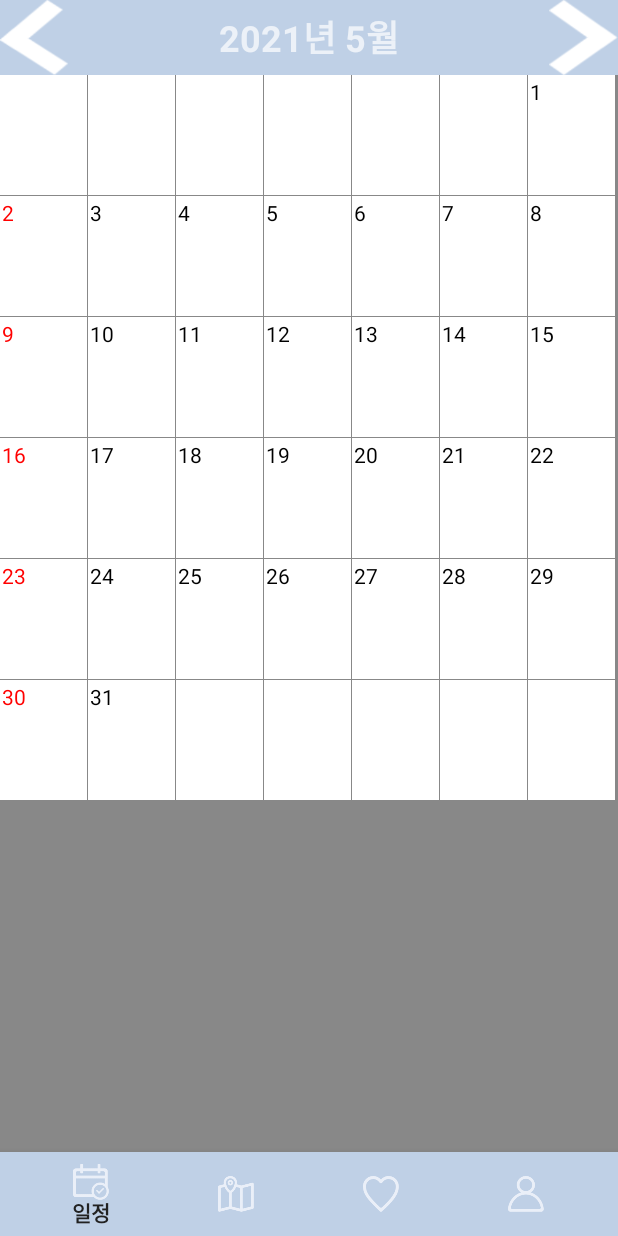
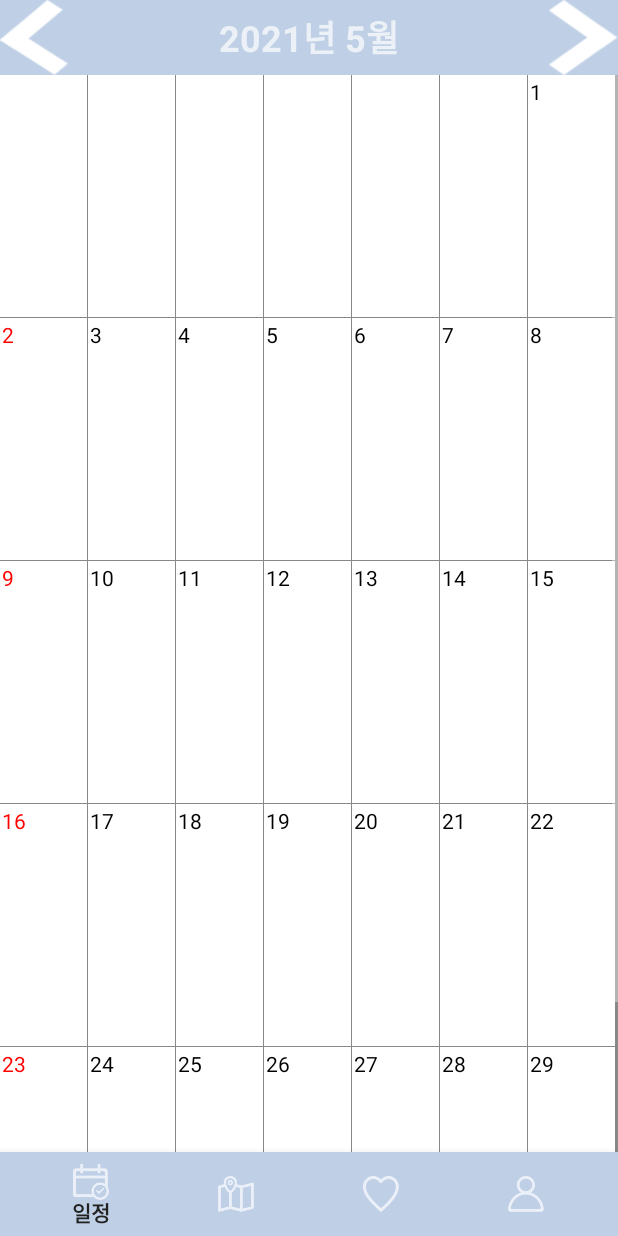
Before and after one commit to s97191809/intentexam, an Android app: the FragmentPage1 screen opened directly, with no data from a screen before it, on a phone screen of 412 x 824 dp. Run offline under Robolectric (Android 15) with nearby library versions, the phone set to English and light mode, and no system bars; libraries missing offline, so code that uses them is left out: com.skt.

Commit message:
일정 비율 수정

```diff
--- a/app/src/main/java/com/example/intentexam/CalendarMonthAdapter.java
+++ b/app/src/main/java/com/example/intentexam/CalendarMonthAdapter.java
@@ -179,10 +179,9 @@ public class CalendarMonthAdapter extends BaseAdapter {
             itemView = (MonthItemView) convertView;
         }
 
-        // create a params
+        // create a params--------------------------
         GridView.LayoutParams params = new GridView.LayoutParams(
-                GridView.LayoutParams.MATCH_PARENT,
-                120);
+                GridView.LayoutParams.MATCH_PARENT,242);//그리드뷰 크기
 
         // calculate row and column
         int rowIndex = position / countColumn;
--- a/app/src/main/res/layout/fragment_page_1.xml
+++ b/app/src/main/res/layout/fragment_page_1.xml
@@ -39,9 +39,9 @@
 
     <com.example.intentexam.CalendarMonthView
         android:id="@+id/monthView"
-        android:layout_weight="2"
         android:layout_width="match_parent"
-        android:layout_height="0dp"
+        android:layout_height="match_parent"
+
         />
 
 </LinearLayout>
```
